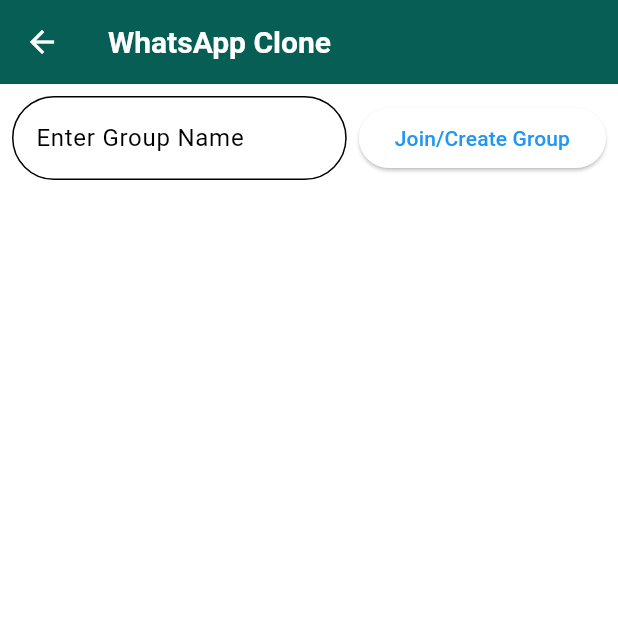
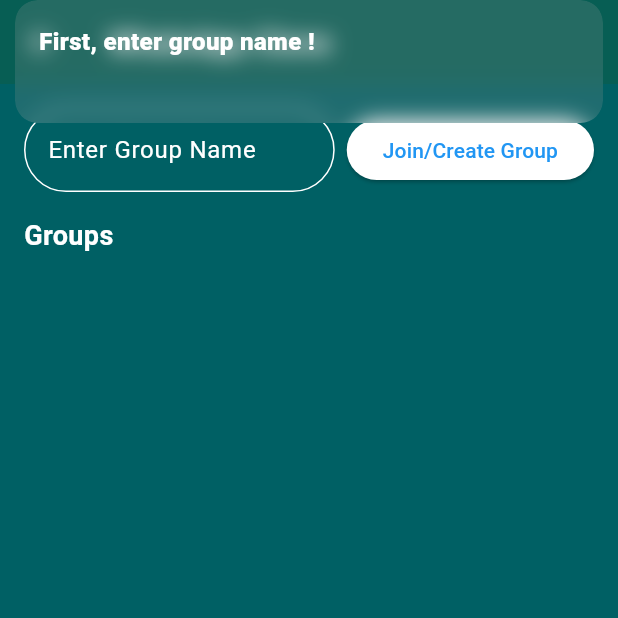
Before and after one commit to Rahul-Sharma-Github/whatsapp_client, a Flutter app: the WhatsAppScreen screen opened by its route, after a tap on "Join/Create Group", on a phone screen of 412 x 824 dp, the top half of it. Run offline on Flutter 3.47's test engine with Material 3 defaults, Android fonts, the phone set to English and light mode, and no system bars; our stand-ins replace get, socket_io_client; network calls fail.

Commit message:
added different flavour for launching our app | ( dart, profile, release ) | Improved Login Screen UI | changed Navigation logic in login controller | imported the chat controller and improved the UI of whatsapp screen | changed userName value to mobileNumber in chat controller | modified the UI of chat screen |

```diff
--- a/lib/features/home/screens/whatsapp_screen.dart
+++ b/lib/features/home/screens/whatsapp_screen.dart
@@ -4,7 +4,7 @@
 import '../controllers/chat_controller.dart';
 
 class WhatsAppScreen extends StatelessWidget {
-  final ChatController controller = Get.put(ChatController());
+  final ChatController controller = Get.put(ChatController(), permanent: true);
 
   WhatsAppScreen({super.key});
 
@@ -16,20 +16,21 @@
       appBar: AppBar(
         title: const Text("WhatsApp Clone"),
       ),
-      body: Column(
+      body: Container(
+        color: Colors.cyan[900],
+        child: Padding(
+          padding: const EdgeInsets.all(16.0),
+          child: Column(
             children: [
               // Input field to create/join a group
-          Padding(
-            padding: const EdgeInsets.all(8.0),
-            child: Row(
+              Row(
                 children: [
                   Expanded(
                     child: TextField(
                       controller: groupController,
                       decoration: InputDecoration(
                         labelText: "Enter Group Name",
-                      fillColor: Colors.white,
-                      filled: true,
+                        labelStyle: const TextStyle(color: Colors.white),
                         border: OutlineInputBorder(
                           borderRadius: BorderRadius.circular(30),
                         ),
@@ -44,27 +45,58 @@
                       if (groupName.isNotEmpty) {
                         controller.joinGroup(groupName);
                         groupController.clear();
+                      } else {
+                        Get.snackbar(
+                          'First, enter group name !',
+                          '',
+                          colorText: Colors.white,
+                        );
                       }
                     },
                     child: const Text("Join/Create Group"),
                   ),
                 ],
               ),
+              const Padding(
+                padding: EdgeInsets.symmetric(vertical: 16.0),
+                child: Row(
+                  children: [
+                    Text(
+                      'Groups',
+                      style: TextStyle(
+                        color: Colors.white,
+                        fontWeight: FontWeight.bold,
+                        fontSize: 18.0,
+                      ),
+                    ),
+                  ],
+                ),
               ),
               // Display the list of groups joined
-          Obx(() => Expanded(
+              Obx(
+                () => Expanded(
                   child: ListView.builder(
                     itemCount: controller.groups.length,
                     itemBuilder: (context, index) {
                       String group = controller.groups[index];
-                    return ListTile(
+                      return Padding(
+                        padding: const EdgeInsets.symmetric(vertical: 8.0),
+                        child: Container(
+                          decoration: BoxDecoration(
+                              border: Border.all(color: Colors.white),
+                              borderRadius: BorderRadius.circular(12.0)),
+                          child: ListTile(
                             leading: const CircleAvatar(
                               backgroundColor: Colors.green,
                               child: Icon(Icons.group, color: Colors.white),
                             ),
-                      title: Text(group),
+                            title: Text(
+                              group,
+                              style: const TextStyle(color: Colors.white),
+                            ),
                             trailing: IconButton(
-                        icon: const Icon(Icons.exit_to_app, color: Colors.red),
+                              icon: const Icon(Icons.exit_to_app,
+                                  color: Colors.red),
                               onPressed: () {
                                 controller.leaveGroup(group);
                               },
@@ -73,11 +105,16 @@
                               // Navigate to the ChatScreen with the group name
                               Get.to(() => ChatScreen(groupName: group));
                             },
+                          ),
+                        ),
                       );
                     },
                   ),
-              )),
+                ),
+              ),
             ],
+          ),
+        ),
       ),
     );
   }
--- a/lib/features/login/controllers/login_controller.dart
+++ b/lib/features/login/controllers/login_controller.dart
@@ -28,7 +28,7 @@
 
   void verifyOtp() {
     if (otp.value == "123456") {
-      Get.offNamed('/home'); // Navigate to the home screen
+      Get.toNamed('/home'); // Navigate to the home screen
       Get.snackbar('Success', 'Navigated to Home');
     } else {
       Get.snackbar(
```
Also changed, not shown: lib/features/chat/screens/chat_screen.dart (+47 -19 lines), lib/features/home/controllers/chat_controller.dart (+9 -4 lines), lib/features/login/screens/login_screen.dart (+43 -7 lines). Lines whose indentation alone changed are shown as unchanged.
